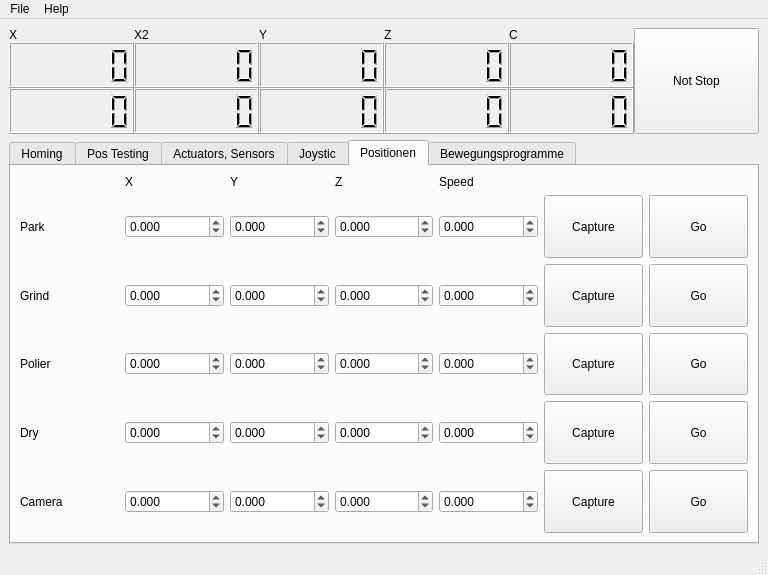
This is Gui.ui in gxurma/PythonCanSteering as Qt 5 draws it before an edit. The edited form follows.
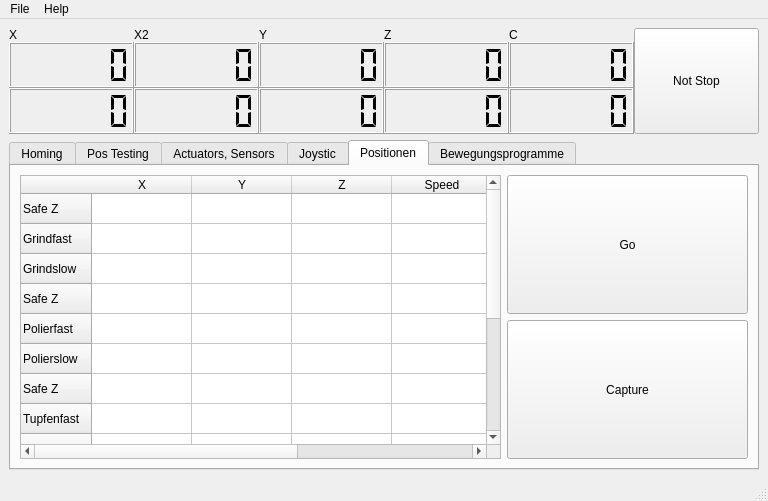
This is the edited form. The open tabs and pages were chosen to show the change.

Commit message: added floating point display and joystic tab and positions tab

Diff of the .ui file:
```diff
--- a/Gui.ui
+++ b/Gui.ui
@@ -7,7 +7,7 @@
     <x>0</x>
     <y>0</y>
     <width>768</width>
-    <height>575</height>
+    <height>501</height>
    </rect>
   </property>
   <property name="windowTitle">
@@ -20,7 +20,7 @@
       <property name="spacing">
        <number>0</number>
       </property>
-      <item row="1" column="4">
+      <item row="1" column="6">
        <widget class="QLCDNumber" name="lcdNumberDROPosC">
         <property name="enabled">
          <bool>true</bool>
@@ -41,11 +41,11 @@
          <number>6</number>
         </property>
         <property name="segmentStyle">
-         <enum>QLCDNumber::Filled</enum>
+         <enum>QLCDNumber::Flat</enum>
         </property>
        </widget>
       </item>
-      <item row="1" column="3">
+      <item row="1" column="5">
        <widget class="QLCDNumber" name="lcdNumberDROPosZ">
         <property name="sizePolicy">
          <sizepolicy hsizetype="Expanding" vsizetype="Preferred">
@@ -63,11 +63,11 @@
          <number>6</number>
         </property>
         <property name="segmentStyle">
-         <enum>QLCDNumber::Filled</enum>
+         <enum>QLCDNumber::Flat</enum>
         </property>
        </widget>
       </item>
-      <item row="1" column="2">
+      <item row="1" column="4">
        <widget class="QLCDNumber" name="lcdNumberDROPosY">
         <property name="sizePolicy">
          <sizepolicy hsizetype="Expanding" vsizetype="Preferred">
@@ -85,11 +85,11 @@
          <number>6</number>
         </property>
         <property name="segmentStyle">
-         <enum>QLCDNumber::Filled</enum>
+         <enum>QLCDNumber::Flat</enum>
         </property>
        </widget>
       </item>
-      <item row="1" column="1">
+      <item row="1" column="3">
        <widget class="QLCDNumber" name="lcdNumberDROPosX2">
         <property name="enabled">
          <bool>true</bool>
@@ -110,11 +110,11 @@
          <number>6</number>
         </property>
         <property name="segmentStyle">
-         <enum>QLCDNumber::Filled</enum>
+         <enum>QLCDNumber::Flat</enum>
         </property>
        </widget>
       </item>
-      <item row="0" column="1">
+      <item row="0" column="3">
        <widget class="QLabel" name="label_2">
         <property name="sizePolicy">
          <sizepolicy hsizetype="Minimum" vsizetype="Preferred">
@@ -127,7 +127,7 @@
         </property>
        </widget>
       </item>
-      <item row="0" column="2">
+      <item row="0" column="4">
        <widget class="QLabel" name="label_3">
         <property name="sizePolicy">
          <sizepolicy hsizetype="Minimum" vsizetype="Preferred">
@@ -140,7 +140,7 @@
         </property>
        </widget>
       </item>
-      <item row="0" column="3">
+      <item row="0" column="5">
        <widget class="QLabel" name="label_4">
         <property name="sizePolicy">
          <sizepolicy hsizetype="Minimum" vsizetype="Preferred">
@@ -153,7 +153,7 @@
         </property>
        </widget>
       </item>
-      <item row="0" column="4">
+      <item row="0" column="6">
        <widget class="QLabel" name="label_5">
         <property name="sizePolicy">
          <sizepolicy hsizetype="Minimum" vsizetype="Preferred">
@@ -166,7 +166,7 @@
         </property>
        </widget>
       </item>
-      <item row="0" column="5" rowspan="3">
+      <item row="0" column="7" rowspan="3">
        <widget class="QPushButton" name="pushButtonNotStop">
         <property name="sizePolicy">
          <sizepolicy hsizetype="Expanding" vsizetype="Preferred">
@@ -179,7 +179,7 @@
         </property>
        </widget>
       </item>
-      <item row="1" column="0">
+      <item row="1" column="1">
        <widget class="QLCDNumber" name="lcdNumberDROPosX">
         <property name="sizePolicy">
          <sizepolicy hsizetype="Expanding" vsizetype="Preferred">
@@ -197,11 +197,11 @@
          <number>6</number>
         </property>
         <property name="segmentStyle">
-         <enum>QLCDNumber::Filled</enum>
+         <enum>QLCDNumber::Flat</enum>
         </property>
        </widget>
       </item>
-      <item row="0" column="0">
+      <item row="0" column="1">
        <widget class="QLabel" name="label_6">
         <property name="sizePolicy">
          <sizepolicy hsizetype="Minimum" vsizetype="Preferred">
@@ -214,29 +214,79 @@
         </property>
        </widget>
       </item>
-      <item row="2" column="0">
-       <widget class="QLCDNumber" name="lcdNumberDROPosCf">
-        <property name="sizePolicy">
-         <sizepolicy hsizetype="Expanding" vsizetype="Preferred">
-          <horstretch>0</horstretch>
-          <verstretch>0</verstretch>
-         </sizepolicy>
-        </property>
-        <property name="minimumSize">
-         <size>
-          <width>0</width>
-          <height>46</height>
-         </size>
-        </property>
-        <property name="numDigits">
-         <number>6</number>
-        </property>
-        <property name="segmentStyle">
-         <enum>QLCDNumber::Filled</enum>
-        </property>
-       </widget>
-      </item>
       <item row="2" column="1">
+       <widget class="QLCDNumber" name="lcdNumberDROPosXf">
+        <property name="sizePolicy">
+         <sizepolicy hsizetype="Expanding" vsizetype="Preferred">
+          <horstretch>0</horstretch>
+          <verstretch>0</verstretch>
+         </sizepolicy>
+        </property>
+        <property name="minimumSize">
+         <size>
+          <width>0</width>
+          <height>46</height>
+         </size>
+        </property>
+        <property name="smallDecimalPoint">
+         <bool>false</bool>
+        </property>
+        <property name="numDigits">
+         <number>6</number>
+        </property>
+        <property name="segmentStyle">
+         <enum>QLCDNumber::Flat</enum>
+        </property>
+        <property name="value" stdset="0">
+         <double>0.000000000000000</double>
+        </property>
+       </widget>
+      </item>
+      <item row="2" column="6">
+       <widget class="QLCDNumber" name="lcdNumberDROPosCf">
+        <property name="sizePolicy">
+         <sizepolicy hsizetype="Expanding" vsizetype="Preferred">
+          <horstretch>0</horstretch>
+          <verstretch>0</verstretch>
+         </sizepolicy>
+        </property>
+        <property name="minimumSize">
+         <size>
+          <width>0</width>
+          <height>46</height>
+         </size>
+        </property>
+        <property name="numDigits">
+         <number>6</number>
+        </property>
+        <property name="segmentStyle">
+         <enum>QLCDNumber::Flat</enum>
+        </property>
+       </widget>
+      </item>
+      <item row="2" column="5">
+       <widget class="QLCDNumber" name="lcdNumberDROPosZf">
+        <property name="sizePolicy">
+         <sizepolicy hsizetype="Expanding" vsizetype="Preferred">
+          <horstretch>0</horstretch>
+          <verstretch>0</verstretch>
+         </sizepolicy>
+        </property>
+        <property name="minimumSize">
+         <size>
+          <width>0</width>
+          <height>46</height>
+         </size>
+        </property>
+        <property name="numDigits">
+         <number>6</number>
+        </property>
+        <property name="segmentStyle">
+         <enum>QLCDNumber::Flat</enum>
+        </property>
+       </widget>
+      </item>
+      <item row="2" column="4">
        <widget class="QLCDNumber" name="lcdNumberDROPosYf">
         <property name="sizePolicy">
          <sizepolicy hsizetype="Expanding" vsizetype="Preferred">
@@ -254,7 +304,7 @@
          <number>6</number>
         </property>
         <property name="segmentStyle">
-         <enum>QLCDNumber::Filled</enum>
+         <enum>QLCDNumber::Flat</enum>
         </property>
        </widget>
       </item>
@@ -279,51 +329,7 @@
          <number>6</number>
         </property>
         <property name="segmentStyle">
-         <enum>QLCDNumber::Filled</enum>
-        </property>
-       </widget>
-      </item>
-      <item row="2" column="4">
-       <widget class="QLCDNumber" name="lcdNumberDROPosXf">
-        <property name="sizePolicy">
-         <sizepolicy hsizetype="Expanding" vsizetype="Preferred">
-          <horstretch>0</horstretch>
-          <verstretch>0</verstretch>
-         </sizepolicy>
-        </property>
-        <property name="minimumSize">
-         <size>
-          <width>0</width>
-          <height>46</height>
-         </size>
-        </property>
-        <property name="numDigits">
-         <number>6</number>
-        </property>
-        <property name="segmentStyle">
-         <enum>QLCDNumber::Filled</enum>
-        </property>
-       </widget>
-      </item>
-      <item row="2" column="2">
-       <widget class="QLCDNumber" name="lcdNumberDROPosZf">
-        <property name="sizePolicy">
-         <sizepolicy hsizetype="Expanding" vsizetype="Preferred">
-          <horstretch>0</horstretch>
-          <verstretch>0</verstretch>
-         </sizepolicy>
-        </property>
-        <property name="minimumSize">
-         <size>
-          <width>0</width>
-          <height>46</height>
-         </size>
-        </property>
-        <property name="numDigits">
-         <number>6</number>
-        </property>
-        <property name="segmentStyle">
-         <enum>QLCDNumber::Filled</enum>
+         <enum>QLCDNumber::Flat</enum>
         </property>
        </widget>
       </item>
@@ -332,7 +338,7 @@
     <item row="1" column="0">
      <widget class="QTabWidget" name="tabWidget">
       <property name="currentIndex">
-       <number>0</number>
+       <number>3</number>
       </property>
       <widget class="QWidget" name="tab_2">
        <attribute name="title">
@@ -1241,7 +1247,7 @@
         <string>Joystic</string>
        </attribute>
        <layout class="QGridLayout" name="gridLayout_3">
-        <item row="4" column="6">
+        <item row="3" column="6">
          <widget class="QPushButton" name="pushButton_ZM">
           <property name="sizePolicy">
            <sizepolicy hsizetype="Minimum" vsizetype="Expanding">
@@ -1254,7 +1260,7 @@
           </property>
          </widget>
         </item>
-        <item row="3" column="3" colspan="2">
+        <item row="2" column="3" colspan="2">
          <widget class="QPushButton" name="pushButton_XM_2">
           <property name="sizePolicy">
            <sizepolicy hsizetype="Minimum" vsizetype="Expanding">
@@ -1267,7 +1273,7 @@
           </property>
          </widget>
         </item>
-        <item row="4" column="2" colspan="2">
+        <item row="3" column="2" colspan="2">
          <widget class="QPushButton" name="pushButton_YM">
           <property name="sizePolicy">
            <sizepolicy hsizetype="Minimum" vsizetype="Expanding">
@@ -1280,7 +1286,7 @@
           </property>
          </widget>
         </item>
-        <item row="2" column="2" colspan="2">
+        <item row="1" column="2" colspan="2">
          <widget class="QPushButton" name="pushButton_YP">
           <property name="sizePolicy">
            <sizepolicy hsizetype="Minimum" vsizetype="Expanding">
@@ -1293,7 +1299,7 @@
           </property>
          </widget>
         </item>
-        <item row="3" column="1" colspan="2">
+        <item row="2" column="1" colspan="2">
          <widget class="QPushButton" name="pushButton_XM">
           <property name="sizePolicy">
            <sizepolicy hsizetype="Minimum" vsizetype="Expanding">
@@ -1306,7 +1312,7 @@
           </property>
          </widget>
         </item>
-        <item row="2" column="6">
+        <item row="1" column="6">
          <widget class="QPushButton" name="pushButton_ZP">
           <property name="sizePolicy">
            <sizepolicy hsizetype="Minimum" vsizetype="Expanding">
@@ -1319,7 +1325,7 @@
           </property>
          </widget>
         </item>
-        <item row="2" column="1">
+        <item row="1" column="1">
          <widget class="QPushButton" name="pushButtonJoysticMode">
           <property name="sizePolicy">
            <sizepolicy hsizetype="Minimum" vsizetype="Expanding">
@@ -1335,7 +1341,7 @@
           </property>
          </widget>
         </item>
-        <item row="2" column="4">
+        <item row="1" column="4">
          <widget class="QDoubleSpinBox" name="doubleSpinBox">
           <property name="decimals">
            <number>3</number>
@@ -1348,7 +1354,7 @@
           </property>
          </widget>
         </item>
-        <item row="2" column="5" rowspan="3">
+        <item row="1" column="5" rowspan="3">
          <widget class="QSlider" name="verticalSlider_StepsXY">
           <property name="minimum">
            <number>1</number>
@@ -1370,7 +1376,7 @@
           </property>
          </widget>
         </item>
-        <item row="3" column="6">
+        <item row="2" column="6">
          <widget class="QDoubleSpinBox" name="doubleSpinBox_2">
           <property name="decimals">
            <number>3</number>
@@ -1383,7 +1389,7 @@
           </property>
          </widget>
         </item>
-        <item row="2" column="7" rowspan="3">
+        <item row="1" column="7" rowspan="3">
          <widget class="QSlider" name="verticalSlider_StepsZ">
           <property name="minimum">
            <number>1</number>
@@ -1412,137 +1418,21 @@
         <string>Positionen</string>
        </attribute>
        <layout class="QGridLayout" name="gridLayout_6">
-        <item row="0" column="1">
-         <widget class="QLabel" name="label_14">
-          <property name="sizePolicy">
-           <sizepolicy hsizetype="Preferred" vsizetype="Fixed">
-            <horstretch>0</horstretch>
-            <verstretch>0</verstretch>
-           </sizepolicy>
-          </property>
-          <property name="text">
-           <string>X</string>
-          </property>
-         </widget>
-        </item>
         <item row="0" column="2">
-         <widget class="QLabel" name="label_15">
+         <widget class="QPushButton" name="pushButton_Go">
           <property name="sizePolicy">
-           <sizepolicy hsizetype="Preferred" vsizetype="Fixed">
+           <sizepolicy hsizetype="Minimum" vsizetype="Expanding">
             <horstretch>0</horstretch>
             <verstretch>0</verstretch>
            </sizepolicy>
           </property>
           <property name="text">
-           <string>Y</string>
-          </property>
-         </widget>
-        </item>
-        <item row="0" column="3">
-         <widget class="QLabel" name="label_16">
-          <property name="sizePolicy">
-           <sizepolicy hsizetype="Preferred" vsizetype="Fixed">
-            <horstretch>0</horstretch>
-            <verstretch>0</verstretch>
-           </sizepolicy>
-          </property>
-          <property name="text">
-           <string>Z</string>
-          </property>
-         </widget>
-        </item>
-        <item row="0" column="4">
-         <widget class="QLabel" name="label_22">
-          <property name="sizePolicy">
-           <sizepolicy hsizetype="Preferred" vsizetype="Fixed">
-            <horstretch>0</horstretch>
-            <verstretch>0</verstretch>
-           </sizepolicy>
-          </property>
-          <property name="text">
-           <string>Speed</string>
-          </property>
-         </widget>
-        </item>
-        <item row="1" column="0">
-         <widget class="QLabel" name="label_17">
-          <property name="sizePolicy">
-           <sizepolicy hsizetype="Preferred" vsizetype="Preferred">
-            <horstretch>0</horstretch>
-            <verstretch>0</verstretch>
-           </sizepolicy>
-          </property>
-          <property name="text">
-           <string>Park</string>
-          </property>
-         </widget>
-        </item>
-        <item row="1" column="1">
-         <widget class="QDoubleSpinBox" name="doubleSpinBox_ParkX">
-          <property name="decimals">
-           <number>3</number>
-          </property>
-          <property name="minimum">
-           <double>-200.000000000000000</double>
-          </property>
-          <property name="maximum">
-           <double>200.000000000000000</double>
-          </property>
-          <property name="singleStep">
-           <double>0.001000000000000</double>
+           <string>Go</string>
           </property>
          </widget>
         </item>
         <item row="1" column="2">
-         <widget class="QDoubleSpinBox" name="doubleSpinBox_ParkY">
-          <property name="decimals">
-           <number>3</number>
-          </property>
-          <property name="minimum">
-           <double>-200.000000000000000</double>
-          </property>
-          <property name="maximum">
-           <double>200.000000000000000</double>
-          </property>
-          <property name="singleStep">
-           <double>0.001000000000000</double>
-          </property>
-         </widget>
-        </item>
-        <item row="1" column="3">
-         <widget class="QDoubleSpinBox" name="doubleSpinBox_ParkZ">
-          <property name="decimals">
-           <number>3</number>
-          </property>
-          <property name="minimum">
-           <double>-50.000000000000000</double>
-          </property>
-          <property name="maximum">
-           <double>4.000000000000000</double>
-          </property>
-          <property name="singleStep">
-           <double>0.001000000000000</double>
-          </property>
-         </widget>
-        </item>
-        <item row="1" column="4">
-         <widget class="QDoubleSpinBox" name="doubleSpinBox_ParkSpeed">
-          <property name="decimals">
-           <number>3</number>
-          </property>
-          <property name="minimum">
-           <double>-200.000000000000000</double>
-          </property>
-          <property name="maximum">
-           <double>200.000000000000000</double>
-          </property>
-          <property name="singleStep">
-           <double>0.001000000000000</double>
-          </property>
-         </widget>
-        </item>
-        <item row="1" column="5">
-         <widget class="QPushButton" name="pushButton_CapturePark">
+         <widget class="QPushButton" name="pushButton_Capture">
           <property name="sizePolicy">
            <sizepolicy hsizetype="Minimum" vsizetype="Expanding">
             <horstretch>0</horstretch>
@@ -1554,405 +1444,120 @@
           </property>
          </widget>
         </item>
-        <item row="1" column="6">
-         <widget class="QPushButton" name="pushButton_GoPark">
+        <item row="0" column="0" rowspan="2" colspan="2">
+         <widget class="QTableWidget" name="tableWidget_Positionen">
           <property name="sizePolicy">
-           <sizepolicy hsizetype="Minimum" vsizetype="Expanding">
+           <sizepolicy hsizetype="Expanding" vsizetype="Expanding">
             <horstretch>0</horstretch>
             <verstretch>0</verstretch>
            </sizepolicy>
           </property>
-          <property name="text">
-           <string>Go</string>
+          <property name="rowCount">
+           <number>15</number>
           </property>
-         </widget>
-        </item>
-        <item row="2" column="0">
-         <widget class="QLabel" name="label_18">
-          <property name="text">
-           <string>Grind</string>
+          <property name="columnCount">
+           <number>5</number>
           </property>
-         </widget>
-        </item>
-        <item row="2" column="1">
-         <widget class="QDoubleSpinBox" name="doubleSpinBox_GrindX">
-          <property name="decimals">
-           <number>3</number>
-          </property>
-          <property name="minimum">
-           <double>-200.000000000000000</double>
-          </property>
-          <property name="maximum">
-           <double>200.000000000000000</double>
-          </property>
-          <property name="singleStep">
-           <double>0.001000000000000</double>
-          </property>
-         </widget>
-        </item>
-        <item row="2" column="2">
-         <widget class="QDoubleSpinBox" name="doubleSpinBox_GrindY">
-          <property name="decimals">
-           <number>3</number>
-          </property>
-          <property name="minimum">
-           <double>-200.000000000000000</double>
-          </property>
-          <property name="maximum">
-           <double>200.000000000000000</double>
-          </property>
-          <property name="singleStep">
-           <double>0.001000000000000</double>
-          </property>
-         </widget>
-        </item>
-        <item row="2" column="3">
-         <widget class="QDoubleSpinBox" name="doubleSpinBox_GrindZ">
-          <property name="decimals">
-           <number>3</number>
-          </property>
-          <property name="minimum">
-           <double>-50.000000000000000</double>
-          </property>
-          <property name="maximum">
-           <double>4.000000000000000</double>
-          </property>
-          <property name="singleStep">
-           <double>0.001000000000000</double>
-          </property>
-         </widget>
-        </item>
-        <item row="2" column="4">
-         <widget class="QDoubleSpinBox" name="doubleSpinBox_GrindSpeed">
-          <property name="decimals">
-           <number>3</number>
-          </property>
-          <property name="minimum">
-           <double>-200.000000000000000</double>
-          </property>
-          <property name="maximum">
-           <double>200.000000000000000</double>
-          </property>
-          <property name="singleStep">
-           <double>0.001000000000000</double>
-          </property>
-         </widget>
-        </item>
-        <item row="2" column="5">
-         <widget class="QPushButton" name="pushButton_CaptureGrind">
-          <property name="sizePolicy">
-           <sizepolicy hsizetype="Minimum" vsizetype="Expanding">
-            <horstretch>0</horstretch>
-            <verstretch>0</verstretch>
-           </sizepolicy>
-          </property>
-          <property name="text">
-           <string>Capture</string>
-          </property>
-         </widget>
-        </item>
-        <item row="2" column="6">
-         <widget class="QPushButton" name="pushButton_GoGrind">
-          <property name="sizePolicy">
-           <sizepolicy hsizetype="Minimum" vsizetype="Expanding">
-            <horstretch>0</horstretch>
-            <verstretch>0</verstretch>
-           </sizepolicy>
-          </property>
-          <property name="text">
-           <string>Go</string>
-          </property>
-         </widget>
-        </item>
-        <item row="3" column="0">
-         <widget class="QLabel" name="label_21">
-          <property name="text">
-           <string>Polier</string>
-          </property>
-         </widget>
-        </item>
-        <item row="3" column="1">
-         <widget class="QDoubleSpinBox" name="doubleSpinBox_PolierX">
-          <property name="decimals">
-           <number>3</number>
-          </property>
-          <property name="minimum">
-           <double>-200.000000000000000</double>
-          </property>
-          <property name="maximum">
-           <double>200.000000000000000</double>
-          </property>
-          <property name="singleStep">
-           <double>0.001000000000000</double>
-          </property>
-         </widget>
-        </item>
-        <item row="3" column="2">
-         <widget class="QDoubleSpinBox" name="doubleSpinBox_PolierY">
-          <property name="decimals">
-           <number>3</number>
-          </property>
-          <property name="minimum">
-           <double>-200.000000000000000</double>
-          </property>
-          <property name="maximum">
-           <double>200.000000000000000</double>
-          </property>
-          <property name="singleStep">
-           <double>0.001000000000000</double>
-          </property>
-         </widget>
-        </item>
-        <item row="3" column="3">
-         <widget class="QDoubleSpinBox" name="doubleSpinBox_PolierZ">
-          <property name="decimals">
-           <number>3</number>
-          </property>
-          <property name="minimum">
-           <double>-50.000000000000000</double>
-          </property>
-          <property name="maximum">
-           <double>4.000000000000000</double>
-          </property>
-          <property name="singleStep">
-           <double>0.001000000000000</double>
-          </property>
-         </widget>
-        </item>
-        <item row="3" column="4">
-         <widget class="QDoubleSpinBox" name="doubleSpinBox_PolierSpeed">
-          <property name="decimals">
-           <number>3</number>
-          </property>
-          <property name="minimum">
-           <double>-200.000000000000000</double>
-          </property>
-          <property name="maximum">
-           <double>200.000000000000000</double>
-          </property>
-          <property name="singleStep">
-           <double>0.001000000000000</double>
-          </property>
-         </widget>
-        </item>
-        <item row="3" column="5">
-         <widget class="QPushButton" name="pushButton_CapturePolier">
-          <property name="sizePolicy">
-           <sizepolicy hsizetype="Minimum" vsizetype="Expanding">
-            <horstretch>0</horstretch>
-            <verstretch>0</verstretch>
-           </sizepolicy>
-          </property>
-          <property name="text">
-           <string>Capture</string>
-          </property>
-         </widget>
-        </item>
-        <item row="3" column="6">
-         <widget class="QPushButton" name="pushButton_GoPolier">
-          <property name="sizePolicy">
-           <sizepolicy hsizetype="Minimum" vsizetype="Expanding">
-            <horstretch>0</horstretch>
-            <verstretch>0</verstretch>
-           </sizepolicy>
-          </property>
-          <property name="text">
-           <string>Go</string>
-          </property>
-         </widget>
-        </item>
-        <item row="4" column="0">
-         <widget class="QLabel" name="label_20">
-          <property name="text">
-           <string>Dry</string>
-          </property>
-         </widget>
-        </item>
-        <item row="4" column="1">
-         <widget class="QDoubleSpinBox" name="doubleSpinBox_DryX">
-          <property name="decimals">
-           <number>3</number>
-          </property>
-          <property name="minimum">
-           <double>-200.000000000000000</double>
-          </property>
-          <property name="maximum">
-           <double>200.000000000000000</double>
-          </property>
-          <property name="singleStep">
-           <double>0.001000000000000</double>
-          </property>
-         </widget>
-        </item>
-        <item row="4" column="2">
-         <widget class="QDoubleSpinBox" name="doubleSpinBox_DryY">
-          <property name="decimals">
-           <number>3</number>
-          </property>
-          <property name="minimum">
-           <double>-200.000000000000000</double>
-          </property>
-          <property name="maximum">
-           <double>200.000000000000000</double>
-          </property>
-          <property name="singleStep">
-           <double>0.001000000000000</double>
-          </property>
-         </widget>
-        </item>
-        <item row="4" column="3">
-         <widget class="QDoubleSpinBox" name="doubleSpinBox_DryZ">
-          <property name="decimals">
-           <number>3</number>
-          </property>
-          <property name="minimum">
-           <double>-50.000000000000000</double>
-          </property>
-          <property name="maximum">
-           <double>4.000000000000000</double>
-          </property>
-          <property name="singleStep">
-           <double>0.001000000000000</double>
-          </property>
-         </widget>
-        </item>
-        <item row="4" column="4">
-         <widget class="QDoubleSpinBox" name="doubleSpinBox_DrySpeed">
-          <property name="decimals">
-           <number>3</number>
-          </property>
-          <property name="minimum">
-           <double>-200.000000000000000</double>
-          </property>
-          <property name="maximum">
-           <double>200.000000000000000</double>
-          </property>
-          <property name="singleStep">
-           <double>0.001000000000000</double>
-          </property>
-         </widget>
-        </item>
-        <item row="4" column="5">
-         <widget class="QPushButton" name="pushButton_CaptureDry">
-          <property name="sizePolicy">
-           <sizepolicy hsizetype="Minimum" vsizetype="Expanding">
-            <horstretch>0</horstretch>
-            <verstretch>0</verstretch>
-           </sizepolicy>
-          </property>
-          <property name="text">
-           <string>Capture</string>
-          </property>
-         </widget>
-        </item>
-        <item row="4" column="6">
-         <widget class="QPushButton" name="pushButton_GoDry">
-          <property name="sizePolicy">
-           <sizepolicy hsizetype="Minimum" vsizetype="Expanding">
-            <horstretch>0</horstretch>
-            <verstretch>0</verstretch>
-           </sizepolicy>
-          </property>
-          <property name="text">
-           <string>Go</string>
-          </property>
-         </widget>
-        </item>
-        <item row="5" column="0">
-         <widget class="QLabel" name="label_19">
-          <property name="text">
-           <string>Camera</string>
-          </property>
-         </widget>
-        </item>
-        <item row="5" column="1">
-         <widget class="QDoubleSpinBox" name="doubleSpinBox_CameraX">
-          <property name="decimals">
-           <number>3</number>
-          </property>
-          <property name="minimum">
-           <double>-200.000000000000000</double>
-          </property>
-          <property name="maximum">
-           <double>200.000000000000000</double>
-          </property>
-          <property name="singleStep">
-           <double>0.001000000000000</double>
-          </property>
-         </widget>
-        </item>
-        <item row="5" column="2">
-         <widget class="QDoubleSpinBox" name="doubleSpinBox_CameraY">
-          <property name="decimals">
-           <number>3</number>
-          </property>
-          <property name="minimum">
-           <double>-200.000000000000000</double>
-          </property>
-          <property name="maximum">
-           <double>200.000000000000000</double>
-          </property>
-          <property name="singleStep">
-           <double>0.001000000000000</double>
-          </property>
-         </widget>
-        </item>
-        <item row="5" column="3">
-         <widget class="QDoubleSpinBox" name="doubleSpinBox_CameraZ">
-          <property name="decimals">
-           <number>3</number>
-          </property>
-          <property name="minimum">
-           <double>-50.000000000000000</double>
-          </property>
-          <property name="maximum">
-           <double>4.000000000000000</double>
-          </property>
-          <property name="singleStep">
-           <double>0.001000000000000</double>
-          </property>
-         </widget>
-        </item>
-        <item row="5" column="4">
-         <widget class="QDoubleSpinBox" name="doubleSpinBox_CameraSpeed">
-          <property name="decimals">
-           <number>3</number>
-          </property>
-          <property name="minimum">
-           <double>-200.000000000000000</double>
-          </property>
-          <property name="maximum">
-           <double>200.000000000000000</double>
-          </property>
-          <property name="singleStep">
-           <double>0.001000000000000</double>
-          </property>
-         </widget>
-        </item>
-        <item row="5" column="5">
-         <widget class="QPushButton" name="pushButton_CaptureCamera">
-          <property name="sizePolicy">
-           <sizepolicy hsizetype="Minimum" vsizetype="Expanding">
-            <horstretch>0</horstretch>
-            <verstretch>0</verstretch>
-           </sizepolicy>
-          </property>
-          <property name="text">
-           <string>Capture</string>
-          </property>
-         </widget>
-        </item>
-        <item row="5" column="6">
-         <widget class="QPushButton" name="pushButton_GoCamera">
-          <property name="sizePolicy">
-           <sizepolicy hsizetype="Minimum" vsizetype="Expanding">
-            <horstretch>0</horstretch>
-            <verstretch>0</verstretch>
-           </sizepolicy>
-          </property>
-          <property name="text">
-           <string>Go</string>
-          </property>
+          <row>
+           <property name="text">
+            <string>Safe Z</string>
+           </property>
+          </row>
+          <row>
+           <property name="text">
+            <string>Grindfast</string>
+           </property>
+          </row>
+          <row>
+           <property name="text">
+            <string>Grindslow</string>
+           </property>
+          </row>
+          <row>
+           <property name="text">
+            <string>Safe Z</string>
+           </property>
+          </row>
+          <row>
+           <property name="text">
+            <string>Polierfast</string>
+           </property>
+          </row>
+          <row>
+           <property name="text">
+            <string>Polierslow</string>
+           </property>
+          </row>
+          <row>
+           <property name="text">
+            <string>Safe Z</string>
+           </property>
+          </row>
+          <row>
+           <property name="text">
+            <string>Tupfenfast</string>
+           </property>
+          </row>
+          <row>
+           <property name="text">
+            <string>Tupfenslow</string>
+           </property>
+          </row>
+          <row>
+           <property name="text">
+            <string>Safe Z</string>
+           </property>
+          </row>
+          <row>
+           <property name="text">
+            <string>Camera 1</string>
+           </property>
+          </row>
+          <row>
+           <property name="text">
+            <string>Camera 2</string>
+           </property>
+          </row>
+          <row>
+           <property name="text">
+            <string>Camera 3</string>
+           </property>
+          </row>
+          <row>
+           <property name="text">
+            <string>Safe Z</string>
+           </property>
+          </row>
+          <row>
+           <property name="text">
+            <string>ParkenFast</string>
+           </property>
+          </row>
+          <column>
+           <property name="text">
+            <string>X</string>
+           </property>
+          </column>
+          <column>
+           <property name="text">
+            <string>Y</string>
+           </property>
+          </column>
+          <column>
+           <property name="text">
+            <string>Z</string>
+           </property>
+          </column>
+          <column>
+           <property name="text">
+            <string>Speed</string>
+           </property>
+          </column>
+          <column>
+           <property name="text">
+            <string>Pause</string>
+           </property>
+          </column>
          </widget>
         </item>
        </layout>
```
Left out of the diff: 164 changed lines with no effect on the pictures. The commit also changes 2 other files.
